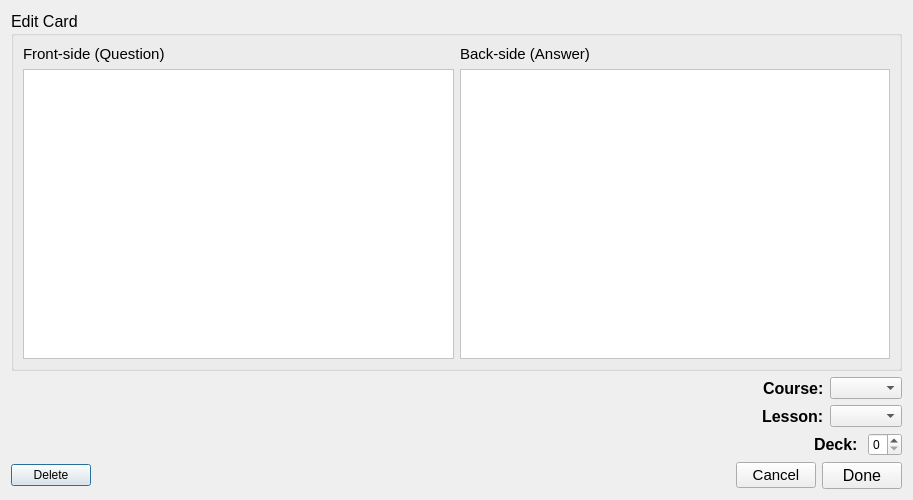
First picture: the form in ui_resources/edit_single_card.ui, repository jokober/voc2brain, before the edit.
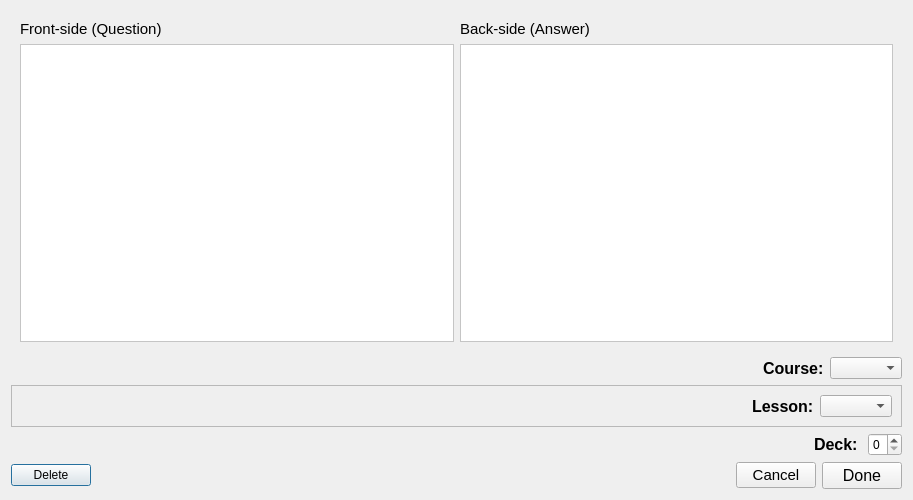
Second picture: the form after the edit.

The edit to the form file:
```diff
--- a/ui_resources/edit_single_card.ui
+++ b/ui_resources/edit_single_card.ui
@@ -24,15 +24,12 @@
   </property>
   <layout class="QVBoxLayout" name="verticalLayout">
    <item>
-    <widget class="QGroupBox" name="groupBox">
+    <widget class="QFrame" name="frame">
      <property name="font">
       <font>
        <pointsize>12</pointsize>
       </font>
      </property>
-     <property name="title">
-      <string>Edit Card</string>
-     </property>
      <layout class="QHBoxLayout" name="horizontalLayout">
       <item>
        <layout class="QVBoxLayout" name="verticalLayout_4">
@@ -136,7 +133,14 @@
     </layout>
    </item>
    <item>
-    <layout class="QHBoxLayout" name="lesson_layout_frame">
+    <widget class="QFrame" name="lesson_frame">
+     <property name="frameShape">
+      <enum>QFrame::StyledPanel</enum>
+     </property>
+     <property name="frameShadow">
+      <enum>QFrame::Raised</enum>
+     </property>
+     <layout class="QHBoxLayout" name="horizontalLayout_4">
      <item>
       <spacer name="horizontalSpacer_2">
        <property name="orientation">
@@ -165,7 +169,7 @@
       </widget>
      </item>
      <item>
-      <widget class="QComboBox" name="comboBox">
+       <widget class="QComboBox" name="lesson_combo">
        <property name="font">
         <font>
          <weight>50</weight>
@@ -175,6 +179,7 @@
       </widget>
      </item>
     </layout>
+    </widget>
    </item>
    <item>
     <layout class="QHBoxLayout" name="horizontalLayout_5">
```
Lines whose indentation alone changed are shown as unchanged.
